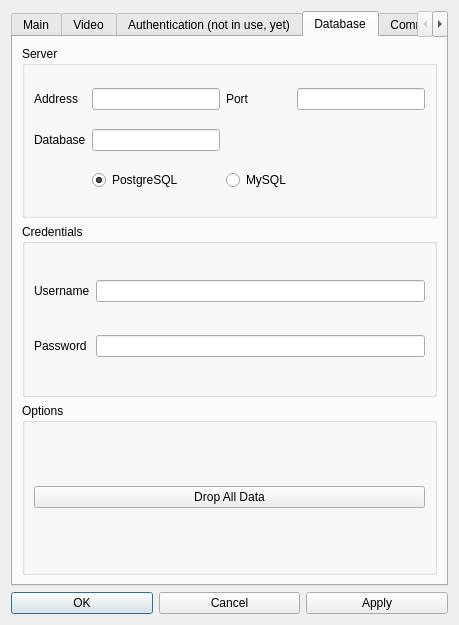
This is src/designer/settings.ui in marsinstituteSC/MissionControl as Qt 5 draws it before an edit. The edited form follows.
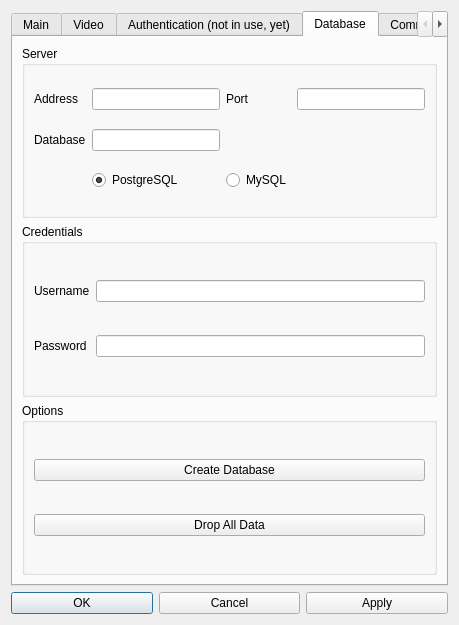
This is the edited form. The open tabs and pages were chosen to show the change.

Commit message:
- It is now possible to create the entire database + related tables through the SQLAlchemy package.
- Updated and simplified manual SQL setup script.

- Simplified the database logic, PostgreSQL will now use the public schema by default rather than creating a new schema and dealing with selecting the right schema.

- Refactored code.

What changed in the file:
```diff
--- a/src/designer/settings.ui
+++ b/src/designer/settings.ui
@@ -980,7 +980,7 @@
           <string>Options</string>
          </property>
          <layout class="QGridLayout" name="gridLayout_24">
-          <item row="0" column="0">
+          <item row="1" column="0">
            <widget class="QPushButton" name="button_dbDropAll">
             <property name="text">
              <string>Drop All Data</string>
@@ -993,6 +993,13 @@
             </property>
            </widget>
           </item>
+          <item row="0" column="0">
+           <widget class="QPushButton" name="button_dbCreateDB">
+            <property name="text">
+             <string>Create Database</string>
+            </property>
+           </widget>
+          </item>
          </layout>
         </widget>
        </item>
```
Left out of the diff: 8 changed lines with no effect on the pictures. The commit also changes 3 other files.
